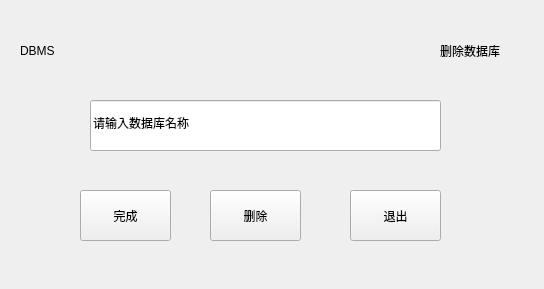
Before: the Qt Designer form deletedatabase.ui in jy-080610/DBMS, drawn with Qt 5.
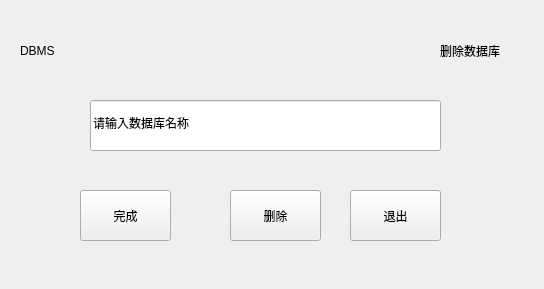
After: the same form once the commit is applied.

Patch:
```diff
--- a/deletedatabase.ui
+++ b/deletedatabase.ui
@@ -71,7 +71,7 @@
   <widget class="QPushButton" name="pushButton_2">
    <property name="geometry">
     <rect>
-     <x>210</x>
+     <x>230</x>
      <y>190</y>
      <width>91</width>
      <height>51</height>
```
